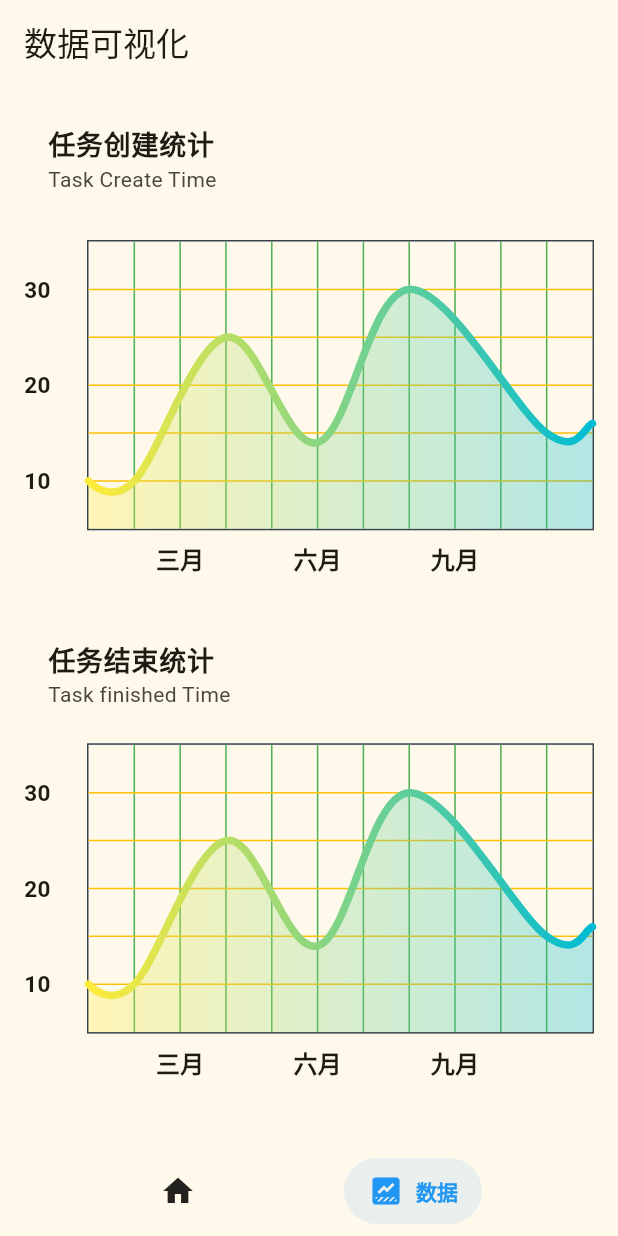
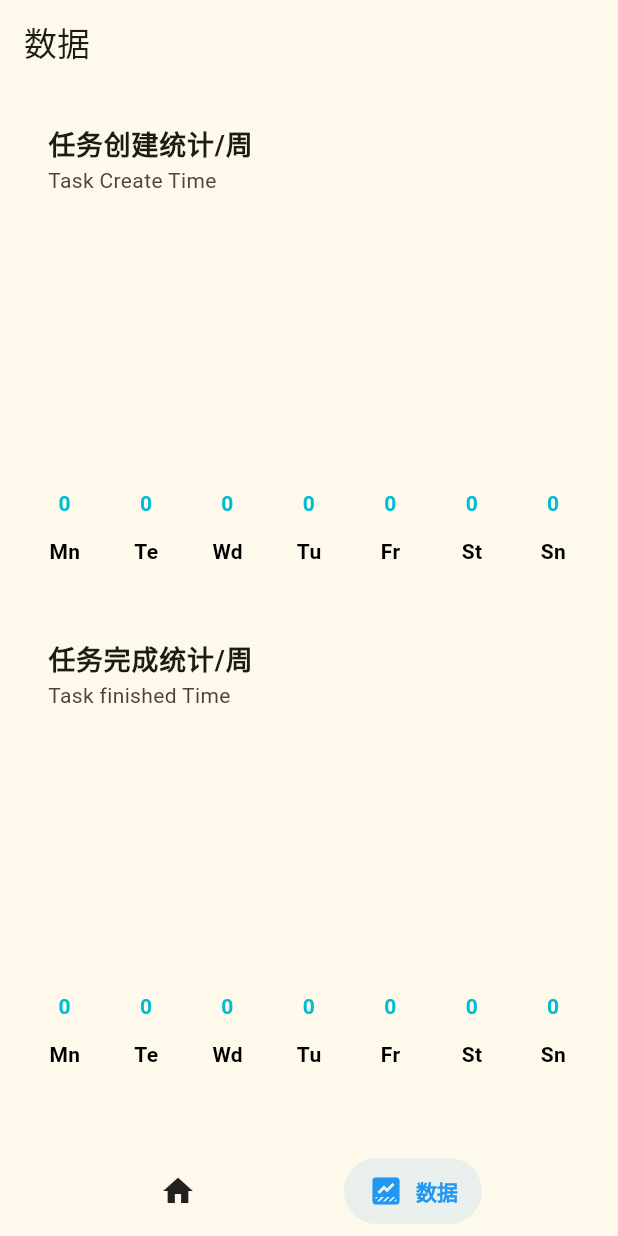
Before and after one commit to dodjhsbsn/todolist, a Flutter app: the screen it shows after launch, item 2 of the bottom bar chosen, on a phone screen of 412 x 824 dp. Run offline on Flutter 3.47's test engine with Material 2 defaults, Android fonts, the light colour scheme and no system bars; drawn by our look-alikes of fl_chart, salomon_bottom_bar; our stand-ins replace fluttertoast, get, reorderables, sqflite; accounts and stored records are empty.

Commit message:
数据可视化界面改进

```diff
--- a/lib/database/sql_helper.dart
+++ b/lib/database/sql_helper.dart
@@ -1,3 +1,4 @@
+// 数据库管理
 import 'package:flutter/cupertino.dart';
 import 'package:sqflite/sqflite.dart';
 
@@ -14,8 +15,10 @@ class SQLHelper {
         columnStatus INTEGER NOT NULL DEFAULT 0,
         columnGiveUp INTEGER NOT NULL DEFAULT 0,
         createTime TIMESTAMP NOT NULL DEFAULT CURRENT_TIMESTAMP,
+        createWeek INTEGER NOT NULL DEFAULT -1,
         lastUpdateTime TIMESTAMP NOT NULL DEFAULT CURRENT_TIMESTAMP,
         finishedTime TIMESTAMP DEFAULT 0,
+        finishedWeek INTEGER NOT NULL DEFAULT -1,
         giveUpTime TIMESTAMP DEFAULT 0
       );
     ''');
@@ -41,7 +44,7 @@ class SQLHelper {
   // 创建任务并返回id
   static Future<int> createTask(String? title, String? description) async {
     final Database db = await SQLHelper.db();
-
+    DateTime nowTime = DateTime.now();
     // 获取最大的orderIndex
     const maxOrderIndexQuery = 'SELECT MAX(orderIndex) FROM tasks';
     final maxOrderIndexResult = await db.rawQuery(maxOrderIndexQuery);
@@ -53,8 +56,9 @@ class SQLHelper {
       'columnTitle': title,
       'columnDescription': description,
       'columnStatus': 0, // 0: 未完成, 1: 已完成
-      'createTime': DateTime.now().toString(),
-      'lastUpdateTime': DateTime.now().toString(),
+      'createTime': nowTime.toString(),
+      'createWeek': nowTime.weekday,
+      'lastUpdateTime': nowTime.toString(),
     };
 
     final int id = await db.insert(
@@ -95,9 +99,11 @@ class SQLHelper {
   // 更新任务完成状态
   static Future<int> changeStatus(int id, int status) async {
     final Database db = await SQLHelper.db();
+    DateTime nowTime = DateTime.now();
     final data = {
       'columnStatus': status,
-      'finishedTime': status==1? DateTime.now().toString(): 0,
+      'finishedTime': status==1? nowTime.toString(): 0,
+      'finishedWeek': status==1? nowTime.weekday: -1,
     };
     final int result = await db.update('tasks', data, where: 'id = ?', whereArgs: [id]);
     return result;
--- a/lib/main.dart
+++ b/lib/main.dart
@@ -1,6 +1,7 @@
 import 'package:flutter/material.dart';
 import 'package:get/get.dart';
 import 'routers/routers.dart';
+
 
 void main() {
   WidgetsFlutterBinding.ensureInitialized();
--- a/lib/pages/dashboard/dashboard.dart
+++ b/lib/pages/dashboard/dashboard.dart
@@ -28,7 +28,7 @@ class DashboardPage extends StatelessWidget {
   // bottomNavigationBar 页面
   final List<Widget> bottomBarPages = [
     TasksPage(title: '行动清单'),
-    const DataVisualizationPage(title: '数据可视化'),
+    const DataVisualizationPage(title: '数据'),
   ];
   @override
   Widget build(BuildContext context) {
--- a/lib/pages/data_visualization/data_visualization_controller.dart
+++ b/lib/pages/data_visualization/data_visualization_controller.dart
@@ -1,3 +1,4 @@
+// 数据可视化页面控制器
 import 'package:flutter/material.dart';
 import 'package:fl_chart/fl_chart.dart';
 import 'package:get/get.dart';
@@ -6,163 +7,226 @@ import '../tasks/tasks_controller.dart';
 
 class DataVisualizationController extends GetxController{
   final tasksController = Get.put(TasksController());
-  List<Color> gradientColors = [
-    Colors.yellow,
-    Colors.cyan,
-  ];
 
-  getDataSpots(){
-    List<FlSpot> spots = [];
-    for(int i = 0; i < tasksController.journals.length; i++){
-      // parse the createTime to DateTime
-      DateTime createTime = DateTime.parse(tasksController.journals[i]['createTime']);
-      // get the month-day-minute
-      var month = createTime.month;
-      var day = createTime.day;
-      var minute = createTime.minute;
-      // get the sum of the month-day-minute
-      var sum = month+day+minute;
-      // add the spot to the list
-      spots.add(FlSpot(sum.toDouble(), i.toDouble()));
+  // 柱状图颜色混合器
+  LinearGradient _barsGradient(String mode){
+    if (mode == 'createTime'){
+      return const LinearGradient(
+        colors: [
+          Colors.yellow,
+          Colors.green,
+        ],
+        begin: Alignment.bottomCenter,
+        end: Alignment.topCenter,
+      );
+    }if (mode == 'finishedTime'){
+      return const LinearGradient(
+        colors: [
+          Colors.pinkAccent,
+          Colors.greenAccent,
+        ],
+        begin: Alignment.bottomCenter,
+        end: Alignment.topCenter,
+      );
+    }else{
+      return const LinearGradient(colors: [Colors.white, Colors.white]);
     }
-    return spots;
   }
-  Widget buildLineChart(){
-    return LineChart(
-      mainData()
-    );
+
+  // 对任务创建或任务完成在星期几进行统计
+  getSumTasksByWeek(String mode) {
+    final List<int> sumTasksByWeek = [];
+    if (mode == 'createTime'){
+      for (int i = 0; i < 7; i++) {
+        sumTasksByWeek.add(tasksController.journals.where((element) => element['createWeek'] == i).length);
+      }
+    }if (mode == 'finishedTime'){
+      for (int i = 0; i < 7; i++) {
+        sumTasksByWeek.add(tasksController.journals.where((element) => element['finishedWeek'] == i).length);
+      }
+    }
+    return sumTasksByWeek;
   }
-  LineChartData mainData(){
-    return LineChartData(
-      gridData: FlGridData(
-        show: true,
-        drawVerticalLine: true,
-        horizontalInterval: 1,
-        verticalInterval: 1,
-        getDrawingHorizontalLine: (value) {
-          return FlLine(
-            color: Colors.amber,
-            strokeWidth: 1,
-          );
-        },
-        getDrawingVerticalLine: (value) {
-          return FlLine(
-            color: Colors.green,
-            strokeWidth: 1,
-          );
-        },
-      ),
-      titlesData: FlTitlesData(
-        show: true,
-        rightTitles: AxisTitles(
-          sideTitles: SideTitles(showTitles: false),
-        ),
-        topTitles: AxisTitles(
-          sideTitles: SideTitles(showTitles: false),
-        ),
-        bottomTitles: AxisTitles(
-          sideTitles: SideTitles(
-            showTitles: true,
-            reservedSize: 30,
-            interval: 1,
-            getTitlesWidget: bottomTitleWidgets,
-          ),
-        ),
-        leftTitles: AxisTitles(
-          sideTitles: SideTitles(
-            showTitles: true,
-            interval: 1,
-            getTitlesWidget: leftTitleWidgets,
-            reservedSize: 42,
-          ),
-        ),
-      ),
-      borderData: FlBorderData(
-        show: true,
-        border: Border.all(color: const Color(0xff37434d)),
-      ),
-      minX: 0,
-      maxX: 11,
-      minY: 0,
-      maxY: 6,
-      lineBarsData: [
-        LineChartBarData(
-          spots: const [
-            FlSpot(0, 1),
-            FlSpot(1, 1),
-            FlSpot(3, 4),
-            FlSpot(5, 1.8),
-            FlSpot(7, 5),
-            FlSpot(10, 2),
-            FlSpot(11, 2.2),
-          ],
-          isCurved: true,
-          gradient: LinearGradient(
-            colors: gradientColors,
-          ),
-          barWidth: 5,
-          isStrokeCapRound: true,
-          dotData: FlDotData(
-            show: false,
-          ),
-          belowBarData: BarAreaData(
-            show: true,
-            gradient: LinearGradient(
-              colors: gradientColors
-                  .map((color) => color.withOpacity(0.3))
-                  .toList(),
-            ),
-          ),
-        ),
-      ],
-    );
-  }
-  Widget bottomTitleWidgets(double value, TitleMeta meta) {
+
+  // 轴标题
+  Widget getTitles(double value, TitleMeta meta) {
     const style = TextStyle(
+      color: Colors.black,
       fontWeight: FontWeight.bold,
-      fontSize: 16,
-    );
-    Widget text;
-    switch (value.toInt()) {
-      case 2:
-        text = const Text('三月', style: style);
-        break;
-      case 5:
-        text = const Text('六月', style: style);
-        break;
-      case 8:
-        text = const Text('九月', style: style);
-        break;
-      default:
-        text = const Text('', style: style);
-        break;
-    }
-
-    return SideTitleWidget(
-      axisSide: meta.axisSide,
-      child: text,
-    );
-  }
-  Widget leftTitleWidgets(double value, TitleMeta meta) {
-    const style = TextStyle(
-      fontWeight: FontWeight.bold,
-      fontSize: 15,
+      fontSize: 14,
     );
     String text;
     switch (value.toInt()) {
+      case 0:
+        text = 'Mn';
+        break;
       case 1:
-        text = '10';
+        text = 'Te';
+        break;
+      case 2:
+        text = 'Wd';
         break;
       case 3:
-        text = '20';
+        text = 'Tu';
+        break;
+      case 4:
+        text = 'Fr';
         break;
       case 5:
-        text = '30';
+        text = 'St';
+        break;
+      case 6:
+        text = 'Sn';
         break;
       default:
-        return Container();
+        text = '';
+        break;
     }
+    return SideTitleWidget(
+      axisSide: meta.axisSide,
+      space: 4,
+      child: Text(text, style: style),
+    );
+  }
 
-    return Text(text, style: style, textAlign: TextAlign.left);
+  // 柱状图内容
+  List<BarChartGroupData> barGroups(String mode) => [
+    BarChartGroupData(
+      x: 0,
+      barRods: [
+        BarChartRodData(
+          toY: getSumTasksByWeek(mode)[1].toDouble(),
+          gradient: _barsGradient(mode),
+        )
+      ],
+      showingTooltipIndicators: [0],
+    ),
+    BarChartGroupData(
+      x: 1,
+      barRods: [
+        BarChartRodData(
+          toY: getSumTasksByWeek(mode)[2].toDouble(),
+          gradient: _barsGradient(mode),
+        )
+      ],
+      showingTooltipIndicators: [0],
+    ),
+    BarChartGroupData(
+      x: 2,
+      barRods: [
+        BarChartRodData(
+          toY: getSumTasksByWeek(mode)[3].toDouble(),
+          gradient: _barsGradient(mode),
+        )
+      ],
+      showingTooltipIndicators: [0],
+    ),
+    BarChartGroupData(
+      x: 3,
+      barRods: [
+        BarChartRodData(
+          toY: getSumTasksByWeek(mode)[4].toDouble(),
+          gradient: _barsGradient(mode),
+        )
+      ],
+      showingTooltipIndicators: [0],
+    ),
+    BarChartGroupData(
+      x: 4,
+      barRods: [
+        BarChartRodData(
+          toY: getSumTasksByWeek(mode)[5].toDouble(),
+          gradient: _barsGradient(mode),
+        )
+      ],
+      showingTooltipIndicators: [0],
+    ),
+    BarChartGroupData(
+      x: 5,
+      barRods: [
+        BarChartRodData(
+          toY: getSumTasksByWeek(mode)[6].toDouble(),
+          gradient: _barsGradient(mode),
+        )
+      ],
+      showingTooltipIndicators: [0],
+    ),
+    BarChartGroupData(
+      x: 6,
+      barRods: [
+        BarChartRodData(
+          toY: getSumTasksByWeek(mode)[0].toDouble(),
+          gradient: _barsGradient(mode),
+        )
+      ],
+      showingTooltipIndicators: [0],
+    ),
+  ];
+
+  // 柱状图轴属性
+  FlTitlesData get titlesData => FlTitlesData(
+    show: true,
+    bottomTitles: AxisTitles(
+      sideTitles: SideTitles(
+        showTitles: true,
+        reservedSize: 30,
+        getTitlesWidget: getTitles,
+      ),
+    ),
+    leftTitles: AxisTitles(
+      sideTitles: SideTitles(showTitles: false),
+    ),
+    topTitles: AxisTitles(
+      sideTitles: SideTitles(showTitles: false),
+    ),
+    rightTitles: AxisTitles(
+      sideTitles: SideTitles(showTitles: false),
+    ),
+  );
+
+  // 柱状图框属性
+  FlBorderData get borderData => FlBorderData(
+    show: false,
+  );
+
+  // 柱状图点击属性
+  BarTouchData get barTouchData => BarTouchData(
+    enabled: true,
+    touchTooltipData: BarTouchTooltipData(
+      tooltipBgColor: Colors.transparent,
+      tooltipPadding: EdgeInsets.zero,
+      tooltipMargin: 8,
+      getTooltipItem: (
+          BarChartGroupData group,
+          int groupIndex,
+          BarChartRodData rod,
+          int rodIndex,
+          ) {
+        return BarTooltipItem(
+          rod.toY.round().toString(),
+          const TextStyle(
+            color: Colors.cyan,
+            fontWeight: FontWeight.bold,
+          ),
+        );
+      },
+    ),
+  );
+
+  // 柱状图创建函数
+  buildBarChart(mode){
+    return BarChart(
+      BarChartData(
+        barTouchData: barTouchData,
+        titlesData: titlesData,
+        borderData: borderData,
+        barGroups: barGroups(mode),
+        gridData: FlGridData(show: false),
+        alignment: BarChartAlignment.spaceAround,
+        maxY: 20,
+      ),
+      swapAnimationDuration: const Duration(milliseconds: 250),
+      swapAnimationCurve: Curves.easeInOut,
+    );
   }
 }
--- a/lib/pages/data_visualization/data_visualization_page.dart
+++ b/lib/pages/data_visualization/data_visualization_page.dart
@@ -1,17 +1,15 @@
 // 数据可视化页面
 import 'package:flutter/material.dart';
 import 'package:get/get.dart';
-import 'package:fl_chart/fl_chart.dart';
 import 'data_visualization_controller.dart';
+
 
 class DataVisualizationPage extends StatelessWidget {
   final String title;
-
   const DataVisualizationPage({Key? key, required this.title}) : super(key: key);
 
   @override
   Widget build(BuildContext context) {
-
     final dataVisualizationController = Get.put(DataVisualizationController());
 
     return Scaffold(
@@ -24,19 +22,19 @@ class DataVisualizationPage extends StatelessWidget {
           crossAxisAlignment: CrossAxisAlignment.start,
           children: [
             const ListTile(
-              title: Text('任务创建统计',style: TextStyle(fontSize: 18, fontWeight: FontWeight.bold),),
+              title: Text('任务创建统计/周',style: TextStyle(fontSize: 18, fontWeight: FontWeight.bold),),
               subtitle: Text('Task Create Time'),
             ),
             const SizedBox(height: 16),
-            AspectRatio(aspectRatio: 1.7, child: dataVisualizationController.buildLineChart()),
+            AspectRatio(aspectRatio: 1.7, child: dataVisualizationController.buildBarChart('createTime')),
             const SizedBox(height: 16),
             const SizedBox(height: 16),
             const ListTile(
-              title: Text('任务结束统计',style: TextStyle(fontSize: 18, fontWeight: FontWeight.bold),),
+              title: Text('任务完成统计/周',style: TextStyle(fontSize: 18, fontWeight: FontWeight.bold),),
               subtitle: Text('Task finished Time'),
             ),
             const SizedBox(height: 8),
-            AspectRatio(aspectRatio: 1.7, child: dataVisualizationController.buildLineChart()),
+            AspectRatio(aspectRatio: 1.7, child: dataVisualizationController.buildBarChart('finishedTime')),
           ],
         ),
       ),
--- a/lib/routers/routers.dart
+++ b/lib/routers/routers.dart
@@ -3,6 +3,7 @@ import 'package:get/get.dart';
 import '/pages/data_visualization/data_visualization_page.dart';
 import '../pages/dashboard/dashboard.dart';
 import '/pages/tasks/tasks_page.dart';
+
 
 class Routers {
   static final List<GetPage> pages = [
```
